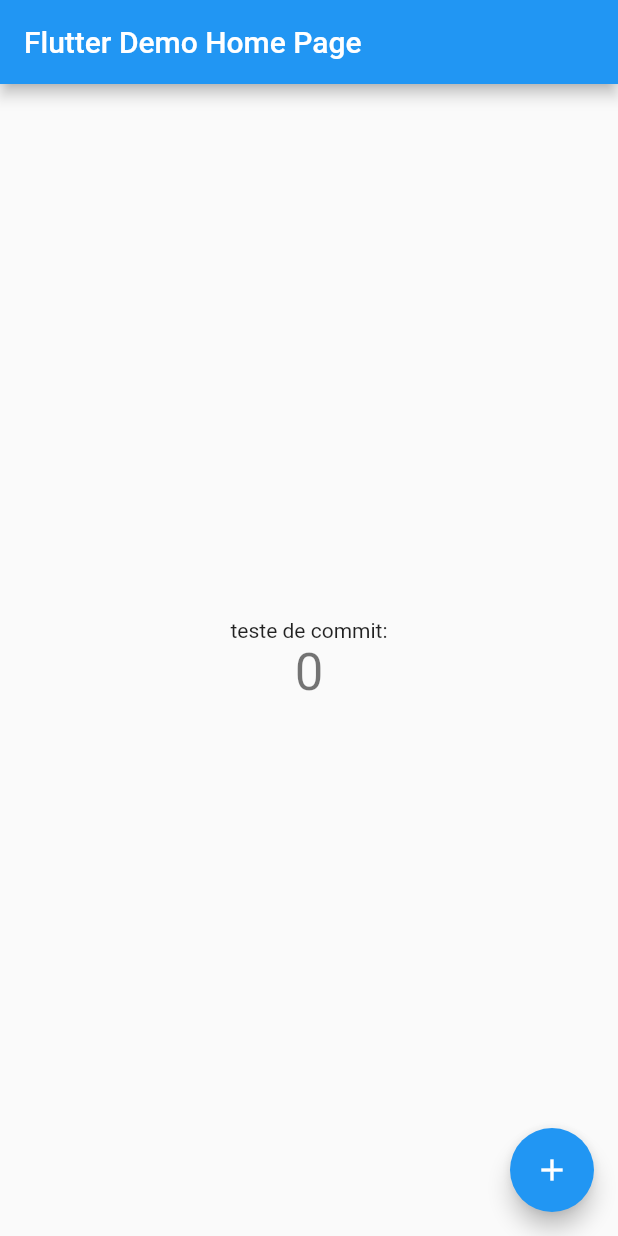
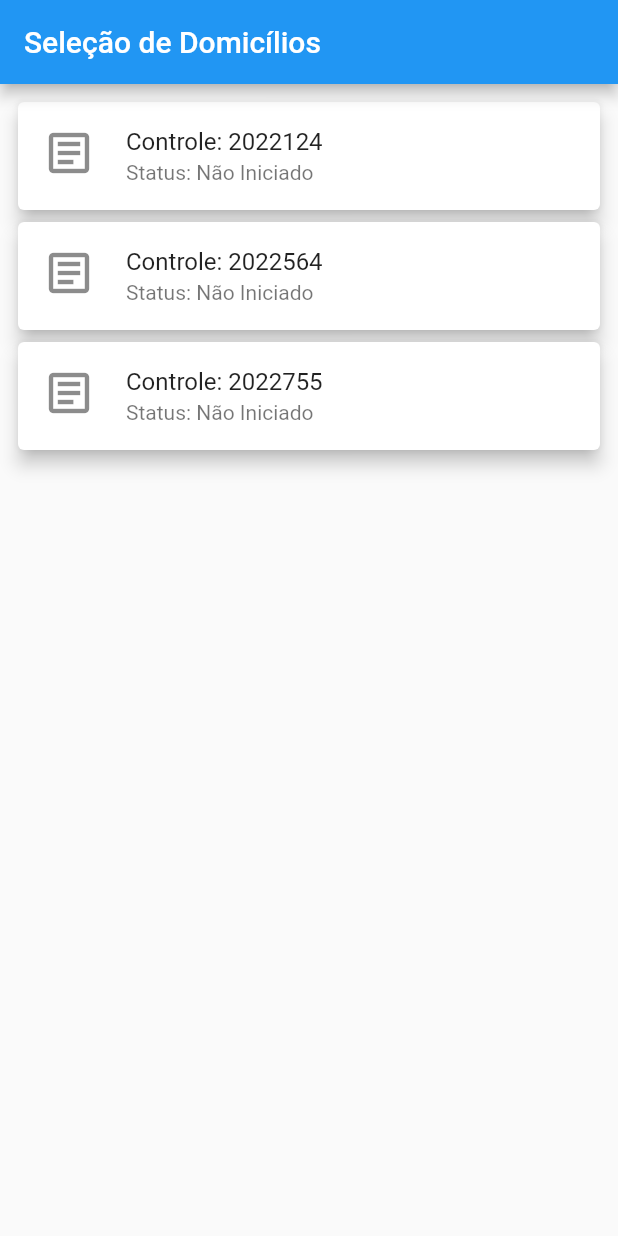
Before and after one commit to FelipeBenincaza/projetoModuloFlutter, a Flutter app: the screen it shows after launch, on a phone screen of 412 x 824 dp. Run offline on Flutter 3.47's test engine with Material 2 defaults, Android fonts, the phone set to English and light mode, and no system bars; our stand-ins replace equatable.

Commit message:
- telas de selecaoDomicilio e aberturaDomicilio;

```diff
--- a/lib/main.dart
+++ b/lib/main.dart
@@ -1,115 +1,16 @@
 import 'package:flutter/material.dart';
+import 'package:projetopesquisa/pages/selecaoDomicilio.dart';
 
 void main() {
-  runApp(const MyApp());
+  runApp(const HomeApp());
 }
 
-class MyApp extends StatelessWidget {
-  const MyApp({Key? key}) : super(key: key);
+class HomeApp extends StatelessWidget {
+  const HomeApp({Key? key}) : super(key: key);
 
   // This widget is the root of your application.
   @override
   Widget build(BuildContext context) {
-    return MaterialApp(
-      title: 'Flutter Demo',
-      theme: ThemeData(
-        // This is the theme of your application.
-        //
-        // Try running your application with "flutter run". You'll see the
-        // application has a blue toolbar. Then, without quitting the app, try
-        // changing the primarySwatch below to Colors.green and then invoke
-        // "hot reload" (press "r" in the console where you ran "flutter run",
-        // or simply save your changes to "hot reload" in a Flutter IDE).
-        // Notice that the counter didn't reset back to zero; the application
-        // is not restarted.
-        primarySwatch: Colors.blue,
-      ),
-      home: const MyHomePage(title: 'Flutter Demo Home Page'),
-    );
+    return const SelecaoDomicilio();
   }
 }
-
-class MyHomePage extends StatefulWidget {
-  const MyHomePage({Key? key, required this.title}) : super(key: key);
-
-  // This widget is the home page of your application. It is stateful, meaning
-  // that it has a State object (defined below) that contains fields that affect
-  // how it looks.
-
-  // This class is the configuration for the state. It holds the values (in this
-  // case the title) provided by the parent (in this case the App widget) and
-  // used by the build method of the State. Fields in a Widget subclass are
-  // always marked "final".
-
-  final String title;
-
-  @override
-  State<MyHomePage> createState() => _MyHomePageState();
-}
-
-class _MyHomePageState extends State<MyHomePage> {
-  int _counter = 0;
-
-  void _incrementCounter() {
-    setState(() {
-      // This call to setState tells the Flutter framework that something has
-      // changed in this State, which causes it to rerun the build method below
-      // so that the display can reflect the updated values. If we changed
-      // _counter without calling setState(), then the build method would not be
-      // called again, and so nothing would appear to happen.
-      _counter++;
-    });
-  }
-
-  @override
-  Widget build(BuildContext context) {
-    // This method is rerun every time setState is called, for instance as done
-    // by the _incrementCounter method above.
-    //
-    // The Flutter framework has been optimized to make rerunning build methods
-    // fast, so that you can just rebuild anything that needs updating rather
-    // than having to individually change instances of widgets.
-    return Scaffold(
-      appBar: AppBar(
-        // Here we take the value from the MyHomePage object that was created by
-        // the App.build method, and use it to set our appbar title.
-        title: Text(widget.title),
-      ),
-      body: Center(
-        // Center is a layout widget. It takes a single child and positions it
-        // in the middle of the parent.
-        child: Column(
-          // Column is also a layout widget. It takes a list of children and
-          // arranges them vertically. By default, it sizes itself to fit its
-          // children horizontally, and tries to be as tall as its parent.
-          //
-          // Invoke "debug painting" (press "p" in the console, choose the
-          // "Toggle Debug Paint" action from the Flutter Inspector in Android
-          // Studio, or the "Toggle Debug Paint" command in Visual Studio Code)
-          // to see the wireframe for each widget.
-          //
-          // Column has various properties to control how it sizes itself and
-          // how it positions its children. Here we use mainAxisAlignment to
-          // center the children vertically; the main axis here is the vertical
-          // axis because Columns are vertical (the cross axis would be
-          // horizontal).
-          mainAxisAlignment: MainAxisAlignment.center,
-          children: <Widget>[
-            const Text(
-              'teste de commit:',
-            ),
-            Text(
-              '$_counter',
-              style: Theme.of(context).textTheme.headline4,
-            ),
-          ],
-        ),
-      ),
-      floatingActionButton: FloatingActionButton(
-        onPressed: _incrementCounter,
-        tooltip: 'Increment',
-        child: const Icon(Icons.add),
-      ), // This trailing comma makes auto-formatting nicer for build methods.
-    );
-  }
-}
--- /dev/null
+++ b/lib/models/domicilio.dart
@@ -0,0 +1,22 @@
+import 'package:equatable/equatable.dart';
+
+class Domicilio extends Equatable{
+  late int controle;
+  late String endereco;
+  late String estado;
+  late String municipio;
+  late String status;
+
+  Domicilio({
+    required this.controle,
+    required this.endereco,
+    required this.estado,
+    required this.municipio,
+    required this.status
+  });
+
+  @override
+  // TODO: implement props
+  List<Object?> get props => throw UnimplementedError();
+
+}
--- /dev/null
+++ b/lib/pages/aberturaDomicilio.dart
@@ -0,0 +1,25 @@
+import 'package:flutter/material.dart';
+import 'package:projetopesquisa/models/domicilio.dart';
+
+class AberturaDomicilio extends StatefulWidget {
+  late Domicilio domicilio;
+  AberturaDomicilio({Key? key, required this.domicilio}) : super(key: key);
+
+  @override
+  State<AberturaDomicilio> createState() => _AberturaDomicilioState();
+}
+
+class _AberturaDomicilioState extends State<AberturaDomicilio> {
+  @override
+  Widget build(BuildContext context) {
+    return Scaffold(
+        appBar: AppBar(
+          title: const Text('Abertura do Domicílio'),
+        ),
+        body: Column(children: [
+          Text("Controle: ${widget.domicilio.controle.toString()}"),
+          Text("Status: ${widget.domicilio.status}"),
+        ],)
+      );
+  }
+}
--- /dev/null
+++ b/lib/pages/selecaoDomicilio.dart
@@ -0,0 +1,49 @@
+import 'package:flutter/material.dart';
+import 'package:projetopesquisa/models/domicilio.dart';
+import 'package:projetopesquisa/pages/aberturaDomicilio.dart';
+
+class SelecaoDomicilio extends StatefulWidget {
+  const SelecaoDomicilio({Key? key}) : super(key: key);
+
+  @override
+  State<SelecaoDomicilio> createState() => _SelecaoDomicilioState();
+}
+
+class _SelecaoDomicilioState extends State<SelecaoDomicilio> {
+  final domicilios = [
+    Domicilio(controle: 2022124, endereco: "Rua padre fonseca, 70 - Iraja", estado: 'Rio de Janeiro', municipio: "Rio de Janeiro", status: 'Não Iniciado'),
+    Domicilio(controle: 2022564, endereco: "Rua dias, 56 - Bangu", estado: 'Rio de Janeiro', municipio: "Rio de Janeiro", status: 'Não Iniciado'),
+    Domicilio(controle: 2022755, endereco: "Rua sete de setembro, 7 - Centro", estado: 'Rio de Janeiro', municipio: "Rio de Janeiro", status: 'Não Iniciado'),
+  ];
+
+  @override
+  Widget build(BuildContext context) {
+    return MaterialApp(
+      home: Scaffold(
+        appBar: AppBar(
+          title: const Text('Seleção de Domicílios'),
+        ),
+        body: ListView.builder(
+            padding: const EdgeInsets.all(8),
+            itemCount: domicilios.length,
+            itemBuilder: (context, index) {
+              return Card(
+                elevation: 5,
+                  child: ListTile(
+                      title: Text("Controle: ${domicilios[index].controle.toString()}"),
+                      subtitle: Text("Status: ${domicilios[index].status.toString()}"),
+                      onTap: () {
+                        Navigator.push(
+                          context,
+                          MaterialPageRoute(builder: (context) => AberturaDomicilio(domicilio: domicilios[index],)),
+                        );
+                      },
+                      leading: const Icon(Icons.article_outlined,
+                      size: 36,)
+                  ),
+              );
+            }),
+      ),
+    );
+  }
+}
--- a/pubspec.yaml
+++ b/pubspec.yaml
@@ -34,6 +34,11 @@ dependencies:
   # The following adds the Cupertino Icons font to your application.
   # Use with the CupertinoIcons class for iOS style icons.
   cupertino_icons: ^1.0.2
+  flutter_native_splash: ^2.2.2
+  equatable: ^2.0.3
+  provider: ^6.0.3
+  charts_flutter: ^0.12.0
+  shared_preferences: ^2.0.15
 
 dev_dependencies:
   flutter_test:
```
Also changed, not shown: pubspec.lock, 2 other files.
